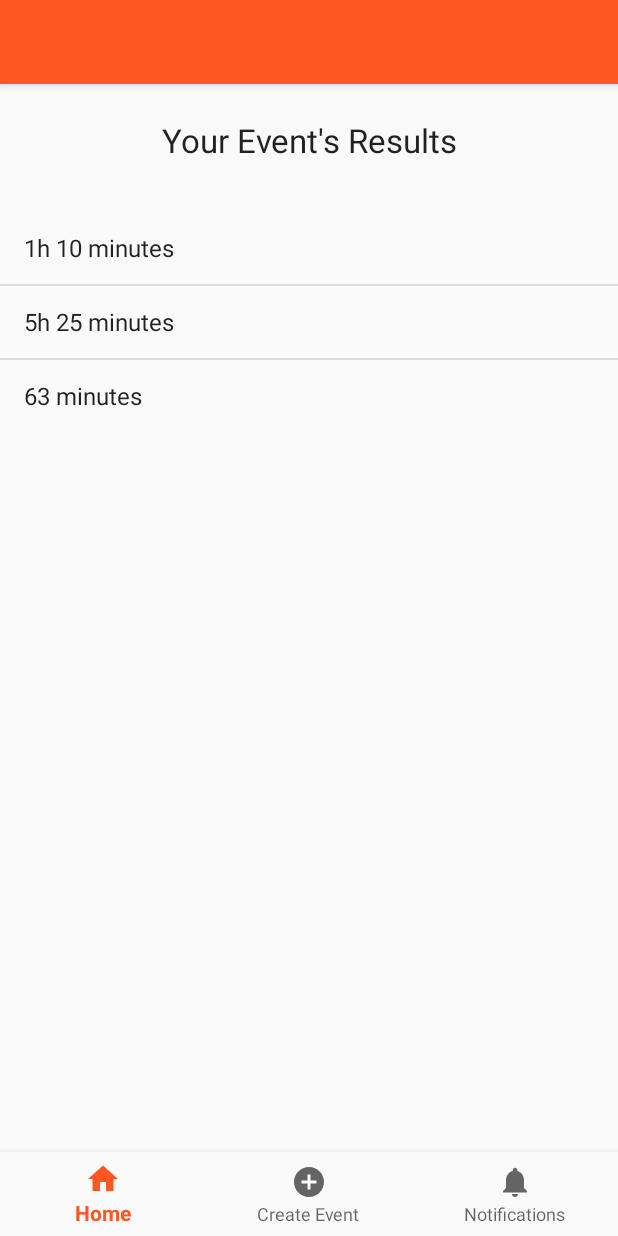
After one commit to pedrovt/ihc-yacm, an Android app: the ManageResults screen opened directly, with no data from a screen before it, on a phone screen of 412 x 824 dp. The commit adds this screen. Run offline under Robolectric (Android 15) with nearby library versions, the phone set to English and light mode, and no system bars; 1 statement that could not run was skipped.

Commit message:
Fixed button on Event Details Manage Results, Teams. Fixes on Manifest.

```diff
--- a/app/src/main/java/com/ihc/yacm/Home.java
+++ b/app/src/main/java/com/ihc/yacm/Home.java
@@ -20,8 +20,6 @@ import com.google.android.material.bottomnavigation.BottomNavigationView;
 
 import java.util.ArrayList;
 import java.util.List;
-
-import static android.provider.AlarmClock.EXTRA_MESSAGE;
 
 public class Home extends AppCompatActivity {
 
--- /dev/null
+++ b/app/src/main/java/com/ihc/yacm/ManageResults.java
@@ -0,0 +1,79 @@
+package com.ihc.yacm;
+
+import android.content.Intent;
+import android.os.Bundle;
+import android.view.MenuItem;
+import android.widget.ArrayAdapter;
+import android.widget.ListView;
+
+import androidx.annotation.NonNull;
+import androidx.appcompat.app.AppCompatActivity;
+
+import com.google.android.material.bottomnavigation.BottomNavigationView;
+
+import java.util.ArrayList;
+import java.util.List;
+
+public class ManageResults extends AppCompatActivity {
+
+    private Assistant assistant;
+    private ListView lstView;
+    private String eventName = null;
+    private List<Participant> participantList = null;
+
+    @Override
+    protected void onCreate(Bundle savedInstanceState) {
+        super.onCreate(savedInstanceState);
+        setContentView(R.layout.manage_results);
+
+        assistant = Assistant.getInstance();
+
+        eventName = getIntent().getStringExtra("EventName");
+        lstView = (ListView) findViewById(R.id.participants_list);
+
+        List<Event> eventList = assistant.getEventList();
+        Event event = null;
+        for(Event e : eventList) {
+            if(e.getName().equals(eventName))
+                event = e;
+                break;
+        }
+
+        participantList = event.getParticipants();
+        List<String> participantNames =  new ArrayList<>();
+
+        participantNames.add("1h 10 minutes");
+        participantNames.add("5h 25 minutes");
+        participantNames.add("63 minutes");
+
+        lstView.setAdapter(new ArrayAdapter<String>(this, android.R.layout.simple_list_item_1, participantNames));
+
+        // Downbar
+        BottomNavigationView bottomNav = (BottomNavigationView) findViewById(R.id.navigation);
+        bottomNav.setOnNavigationItemSelectedListener(new BottomNavigationView.OnNavigationItemSelectedListener() {
+            @Override
+            public boolean onNavigationItemSelected(@NonNull MenuItem item) {
+                switch (item.getItemId()) {
+                    case R.id.navigation_home:
+                        //Toast.makeText(Home.this,"Home", Toast.LENGTH_LONG).show();
+                        Intent intent = new Intent(getApplicationContext(), Home.class);
+                        intent.putExtra("Title", "Event Details");
+                        startActivity(intent);
+                        return true;
+                    case R.id.navigation_dashboard:
+                        //Toast.makeText(Home.this,"Create Event", Toast.LENGTH_LONG).show();
+                        intent = new Intent(getApplicationContext(), CreateEditEvent.class);
+                        startActivity(intent);
+                        return true;
+                    case R.id.navigation_notifications:
+                        //Toast.makeText(Home.this,"Notifications", Toast.LENGTH_LONG).show();
+                        intent = new Intent(getApplicationContext(), Notifications.class);
+                        intent.putExtra("Title", "Event Details");
+                        startActivity(intent);
+                        return true;
+                }
+                return false;
+            };
+        });
+    }
+}
--- a/app/src/main/res/layout/event_details.xml
+++ b/app/src/main/res/layout/event_details.xml
@@ -121,8 +121,10 @@
         android:id="@+id/edit_button"
         android:layout_width="150dp"
         android:layout_height="wrap_content"
-        android:layout_marginTop="8dp"
+        android:layout_marginTop="324dp"
+        android:layout_marginEnd="128dp"
         android:text="Edit"
+        android:visibility="invisible"
         app:layout_constraintEnd_toEndOf="parent"
         app:layout_constraintTop_toBottomOf="@+id/include2" />
 
--- a/app/src/main/res/layout/home.xml
+++ b/app/src/main/res/layout/home.xml
@@ -88,6 +88,7 @@
                 android:layout_height="201dp"
 
                 android:clickable="true"
+                android:entries="@array/events_names"
                 android:scrollbars="horizontal|vertical" />
         </LinearLayout>
     </ScrollView>
--- /dev/null
+++ b/app/src/main/res/layout/manage_results.xml
@@ -0,0 +1,107 @@
+<?xml version="1.0" encoding="utf-8"?>
+<androidx.constraintlayout.widget.ConstraintLayout xmlns:android="http://schemas.android.com/apk/res/android"
+    xmlns:app="http://schemas.android.com/apk/res-auto"
+    xmlns:tools="http://schemas.android.com/tools"
+    android:layout_width="match_parent"
+    android:layout_height="match_parent"
+    tools:context=".Home">
+
+    <com.google.android.material.appbar.AppBarLayout
+        android:id="@+id/appBarLayout"
+        android:layout_width="match_parent"
+        android:layout_height="wrap_content"
+        android:textAlignment="center"
+        android:theme="@style/AppTheme.AppBarOverlay"
+        app:layout_constraintTop_toTopOf="parent">
+
+        <androidx.appcompat.widget.Toolbar
+            android:id="@+id/toolbar"
+            android:layout_width="match_parent"
+            android:layout_height="?attr/actionBarSize"
+            android:layout_gravity="center_horizontal"
+            android:background="?attr/colorPrimary"
+            android:textAlignment="center"
+            app:popupTheme="@style/AppTheme.PopupOverlay" />
+
+    </com.google.android.material.appbar.AppBarLayout>
+
+    <include
+        android:id="@+id/include2"
+        layout="@layout/app_bar_main"
+        android:layout_width="match_parent"
+        android:layout_height="match_parent"
+        app:layout_constraintBottom_toBottomOf="parent"
+        app:layout_constraintEnd_toEndOf="parent"
+        app:layout_constraintHorizontal_bias="0.0"
+        app:layout_constraintStart_toStartOf="parent" />
+
+
+    <com.google.android.material.bottomnavigation.BottomNavigationView
+        android:id="@+id/navigation"
+        android:layout_width="0dp"
+        android:layout_height="wrap_content"
+        android:background="?android:attr/windowBackground"
+        app:layout_constraintBottom_toBottomOf="parent"
+        app:layout_constraintEnd_toEndOf="parent"
+        app:layout_constraintHorizontal_bias="0.0"
+        app:layout_constraintStart_toStartOf="parent"
+        app:menu="@menu/navigation" />
+
+    <TextView
+        android:id="@+id/textView4"
+        android:layout_width="411dp"
+        android:layout_height="47dp"
+        android:layout_marginTop="70dp"
+        android:gravity="center"
+        android:text="Your Event's Results"
+        android:textAppearance="@style/TextAppearance.AppCompat.Large"
+        app:layout_constraintEnd_toEndOf="parent"
+        app:layout_constraintStart_toStartOf="parent"
+        app:layout_constraintTop_toTopOf="@+id/include2" />
+
+    <LinearLayout
+        android:layout_width="match_parent"
+        android:layout_height="wrap_content"
+        android:layout_marginTop="24dp"
+
+        android:orientation="vertical"
+        app:layout_constraintTop_toBottomOf="@+id/textView4">
+
+        <ListView
+            android:id="@+id/participants_list"
+            android:layout_width="match_parent"
+            android:layout_height="match_parent"
+            android:clickable="true"
+            android:scrollbars="horizontal|vertical" />
+    </LinearLayout>
+    <!--
+    <ScrollView
+        android:layout_width="387dp"
+        android:layout_height="0dp"
+        android:layout_marginStart="24dp"
+        android:layout_marginTop="8dp"
+        android:layout_marginEnd="24dp"
+        android:layout_marginBottom="8dp"
+        app:layout_constraintBottom_toTopOf="@+id/navigation"
+        app:layout_constraintEnd_toEndOf="parent"
+        app:layout_constraintStart_toStartOf="parent"
+        app:layout_constraintTop_toBottomOf="@+id/textView4">
+
+        <LinearLayout
+            android:layout_width="match_parent"
+            android:layout_height="wrap_content"
+            android:orientation="vertical"
+
+            >
+
+            <ListView
+                android:layout_width="match_parent"
+                android:layout_height="match_parent"
+
+                android:clickable="true"
+                android:scrollbars="horizontal|vertical" />
+        </LinearLayout>
+    </ScrollView>-->
+
+
+</androidx.constraintlayout.widget.ConstraintLayout>
```
Also changed, not shown: app/src/main/AndroidManifest.xml (+5 -23 lines), app/src/main/java/com/ihc/yacm/EventDetails.java (+36 -8 lines), app/src/main/java/com/ihc/yacm/ManageTeams.java (added, +79 -0 lines), app/src/main/res/layout/manage_teams.xml (added, +107 -0 lines), app/src/main/res/values/arrays.xml (+7 -0 lines), 1 other file.
